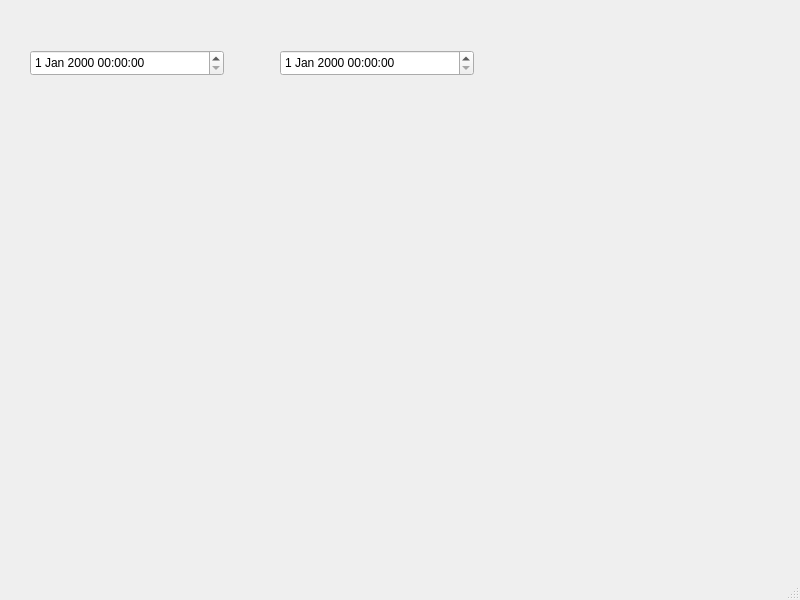
The window that final_proj/plotdata.ui (xavihart/CS241_QtProj) describes before a commit, drawn with Qt 5.
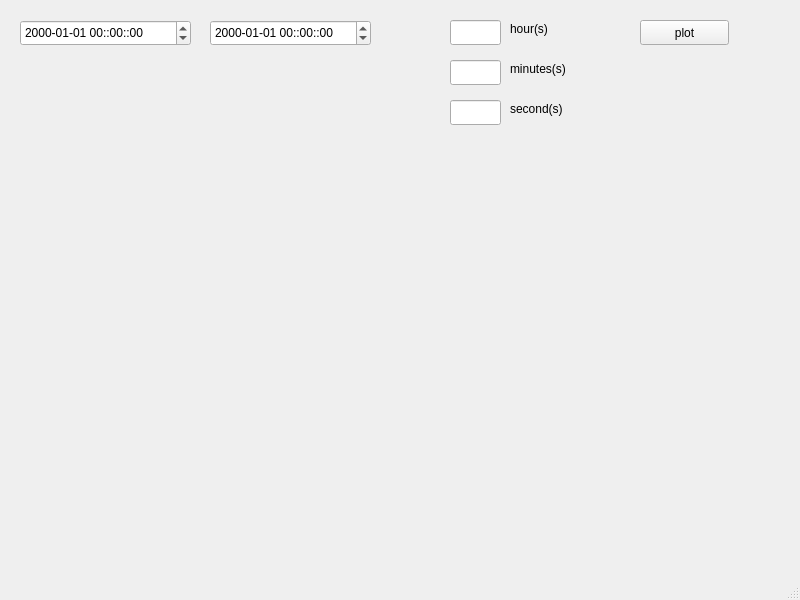
The same window after the commit.

```diff
--- a/final_proj/plotdata.ui
+++ b/final_proj/plotdata.ui
@@ -17,21 +17,109 @@
    <widget class="QDateTimeEdit" name="dateTimeEdit">
     <property name="geometry">
      <rect>
-      <x>30</x>
-      <y>50</y>
-      <width>194</width>
+      <x>20</x>
+      <y>20</y>
+      <width>171</width>
       <height>26</height>
      </rect>
     </property>
+    <property name="displayFormat">
+     <string>yyyy-MM-dd hh::mm::ss</string>
+    </property>
    </widget>
    <widget class="QDateTimeEdit" name="dateTimeEdit_2">
     <property name="geometry">
      <rect>
-      <x>280</x>
-      <y>50</y>
-      <width>194</width>
+      <x>210</x>
+      <y>20</y>
+      <width>161</width>
       <height>26</height>
      </rect>
+    </property>
+    <property name="displayFormat">
+     <string>yyyy-MM-dd hh::mm::ss</string>
+    </property>
+   </widget>
+   <widget class="QPushButton" name="plt">
+    <property name="geometry">
+     <rect>
+      <x>640</x>
+      <y>20</y>
+      <width>89</width>
+      <height>25</height>
+     </rect>
+    </property>
+    <property name="text">
+     <string>plot</string>
+    </property>
+   </widget>
+   <widget class="QLineEdit" name="lineEdit">
+    <property name="geometry">
+     <rect>
+      <x>450</x>
+      <y>20</y>
+      <width>51</width>
+      <height>25</height>
+     </rect>
+    </property>
+   </widget>
+   <widget class="QLineEdit" name="lineEdit_2">
+    <property name="geometry">
+     <rect>
+      <x>450</x>
+      <y>60</y>
+      <width>51</width>
+      <height>25</height>
+     </rect>
+    </property>
+   </widget>
+   <widget class="QLineEdit" name="lineEdit_3">
+    <property name="geometry">
+     <rect>
+      <x>450</x>
+      <y>100</y>
+      <width>51</width>
+      <height>25</height>
+     </rect>
+    </property>
+   </widget>
+   <widget class="QLabel" name="step_hour">
+    <property name="geometry">
+     <rect>
+      <x>510</x>
+      <y>20</y>
+      <width>67</width>
+      <height>17</height>
+     </rect>
+    </property>
+    <property name="text">
+     <string>hour(s)</string>
+    </property>
+   </widget>
+   <widget class="QLabel" name="step_min">
+    <property name="geometry">
+     <rect>
+      <x>510</x>
+      <y>60</y>
+      <width>71</width>
+      <height>17</height>
+     </rect>
+    </property>
+    <property name="text">
+     <string>minutes(s)</string>
+    </property>
+   </widget>
+   <widget class="QLabel" name="step_sec">
+    <property name="geometry">
+     <rect>
+      <x>510</x>
+      <y>100</y>
+      <width>67</width>
+      <height>17</height>
+     </rect>
+    </property>
+    <property name="text">
+     <string>second(s)</string>
     </property>
    </widget>
   </widget>
```
